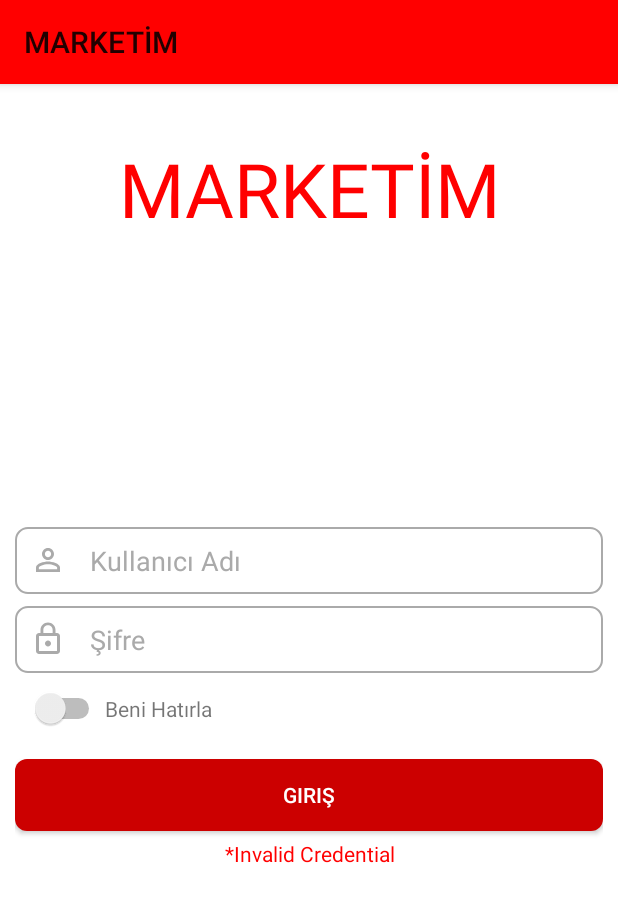
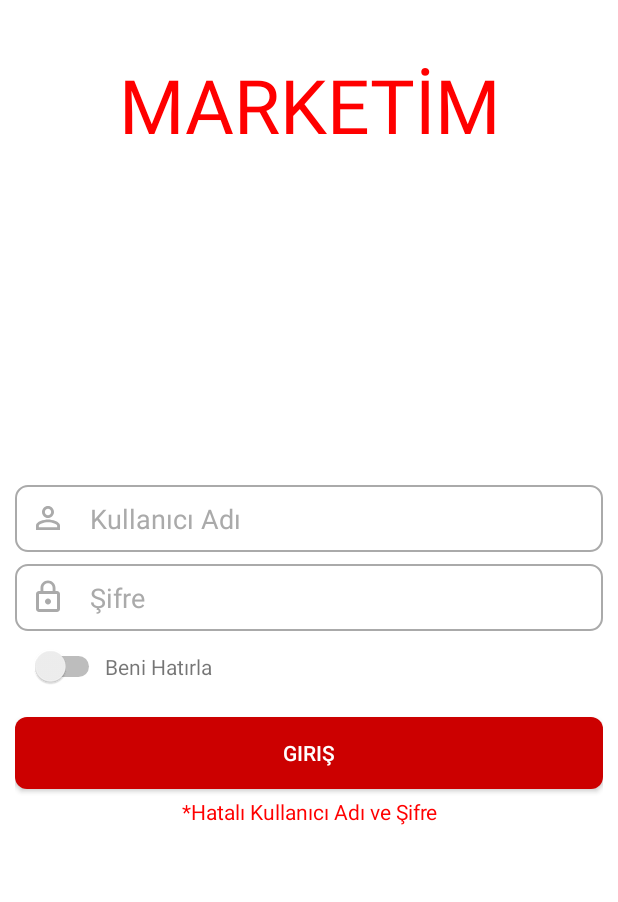
Before and after one commit to eceylan26/AndroidDeveloperChallenge, an Android app: the screen it shows after launch (LoginActivity), after a tap on "GIRIŞ", on a phone screen of 412 x 824 dp. Shown: the top 902 px of the screen. Run offline under Robolectric (Android 15) with nearby library versions, the phone set to English and light mode, and no system bars; our stand-ins replace ButterKnife.

Commit message:
hided actionbar in login activity and changed error message

```diff
--- a/app/src/main/java/com/ersinceylan/androidchallenge/LoginActivity.java
+++ b/app/src/main/java/com/ersinceylan/androidchallenge/LoginActivity.java
@@ -3,6 +3,7 @@ package com.ersinceylan.androidchallenge;
 import android.content.Context;
 import android.content.Intent;
 import android.content.SharedPreferences;
+import android.support.v7.app.ActionBar;
 import android.support.v7.app.AppCompatActivity;
 import android.os.Bundle;
 import android.view.View;
@@ -36,7 +37,8 @@ public class LoginActivity extends AppCompatActivity {
     protected void onCreate(Bundle savedInstanceState) {
         super.onCreate(savedInstanceState);
         setContentView(R.layout.activity_login);
-
+        ActionBar actionBar = getSupportActionBar();
+        actionBar.hide();
         ButterKnife.bind(this);
 
     }
@@ -61,7 +63,7 @@ public class LoginActivity extends AppCompatActivity {
 
         }
         else {
-            errorMessage.setText("*Invalid Credential");
+            errorMessage.setText("*Hatalı Kullanıcı Adı ve Şifre");
             username.setText("");
             password.setText("");
             errorMessage.setVisibility(View.VISIBLE);
```
